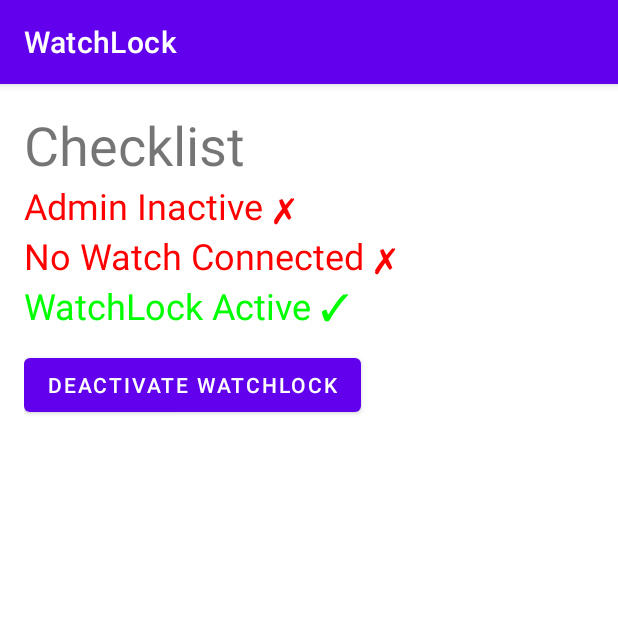
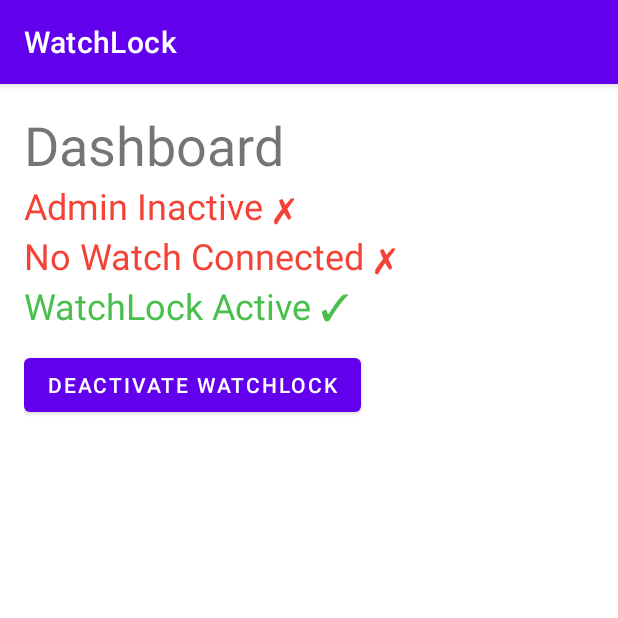
Before and after one commit to emilkrebs/WatchLock, an Android app: the screen it shows after launch (MainActivity), after a tap on "ACTIVATE WATCHLOCK", on a phone screen of 412 x 824 dp, the top half of it. Run offline under Robolectric (Android 15) with nearby library versions, the phone set to English and light mode, and no system bars; 1 statement that could not run was skipped.

Commit message:
bugfixes and renames

```diff
--- a/mobile/build.gradle
+++ b/mobile/build.gradle
@@ -9,7 +9,7 @@ android {
 
     defaultConfig {
         applicationId "com.emilkrebs.watchlock"
-        minSdk 28
+        minSdk 30
         targetSdk 33
         versionCode 1
         versionName "1.0"
--- a/mobile/src/main/AndroidManifest.xml
+++ b/mobile/src/main/AndroidManifest.xml
@@ -2,6 +2,7 @@
 <manifest xmlns:android="http://schemas.android.com/apk/res/android"
     xmlns:tools="http://schemas.android.com/tools">
 
+    <uses-permission android:name="android.permission.USE_BIOMETRIC" />
     <application
         android:allowBackup="true"
         android:dataExtractionRules="@xml/data_extraction_rules"
--- a/mobile/src/main/java/com/emilkrebs/watchlock/MainActivity.kt
+++ b/mobile/src/main/java/com/emilkrebs/watchlock/MainActivity.kt
@@ -23,27 +23,29 @@ class MainActivity : AppCompatActivity() {
     override fun onCreate(savedInstanceState: Bundle?) {
         super.onCreate(savedInstanceState)
         setContentView(R.layout.activity_main)
+        devicePolicyManager = getSystemService(Context.DEVICE_POLICY_SERVICE) as DevicePolicyManager
+        adminComponent = ComponentName(this, AdminReceiver::class.java)
+
         val adminText = findViewById<TextView>(R.id.admin_text)
         val watchText = findViewById<TextView>(R.id.watch_text)
-        val watchLockText = findViewById<TextView>(R.id.watchlock_text)
         val activateButton = findViewById<TextView>(R.id.activate_button)
-        val isActive = getSharedPreferences(getString(R.string.preferences_file_key), MODE_PRIVATE).getBoolean("isActive", false)
+        val isAdminActive = devicePolicyManager.isAdminActive(adminComponent)
 
+        var isActive = getSharedPreferences(getString(R.string.preferences_file_key), MODE_PRIVATE).getBoolean("isActive", false)
 
         activateButton.setOnClickListener {
             val editor = getSharedPreferences(getString(R.string.preferences_file_key), MODE_PRIVATE).edit()
-            editor.putBoolean("isActive", !isActive).apply()
-            recreate()
+            isActive = !isActive
+            editor.putBoolean("isActive", isActive).apply()
+            setIsWatchLockActive(isActive)
         }
 
-
-        devicePolicyManager = getSystemService(Context.DEVICE_POLICY_SERVICE) as DevicePolicyManager
-        adminComponent = ComponentName(this, AdminReceiver::class.java)
-        if (!devicePolicyManager.isAdminActive(adminComponent)) {
-            val intent = Intent(DevicePolicyManager.ACTION_ADD_DEVICE_ADMIN)
-            intent.putExtra(DevicePolicyManager.EXTRA_DEVICE_ADMIN, adminComponent)
-            intent.putExtra(DevicePolicyManager.EXTRA_ADD_EXPLANATION, "WatchLock needs admin rights to lock the screen and to run in the background.")
-            resultLauncher.launch(intent)
+        if (!isAdminActive) {
+            adminText.text = getString(R.string.admin_inactive)
+            adminText.setTextColor(getColor(R.color.danger))
+            adminText.setOnClickListener {
+                showRequestAdminDialog()
+            }
         } else {
             adminText.text = getString(R.string.admin_active)
             adminText.setTextColor(getColor(R.color.success))
@@ -61,6 +63,19 @@ class MainActivity : AppCompatActivity() {
             }
         }
 
+        setIsWatchLockActive(isActive)
+
+    }
+
+
+    override fun onDestroy() {
+        super.onDestroy()
+        mainScope.cancel() // Cancel the CoroutineScope to avoid leaks
+    }
+
+    private fun setIsWatchLockActive(isActive: Boolean) {
+        val watchLockText = findViewById<TextView>(R.id.watchlock_text)
+        val activateButton = findViewById<TextView>(R.id.activate_button)
 
         if (isActive) {
             watchLockText.text = getString(R.string.watchlock_active)
@@ -76,13 +91,13 @@ class MainActivity : AppCompatActivity() {
             activateButton.text = getString(R.string.activate_watchlock)
             activateButton.setBackgroundColor(getColor(R.color.purple_200))
         }
-
     }
 
-
-    override fun onDestroy() {
-        super.onDestroy()
-        mainScope.cancel() // Cancel the CoroutineScope to avoid leaks
+    private fun showRequestAdminDialog() {
+        val intent = Intent(DevicePolicyManager.ACTION_ADD_DEVICE_ADMIN)
+        intent.putExtra(DevicePolicyManager.EXTRA_DEVICE_ADMIN, adminComponent)
+        intent.putExtra(DevicePolicyManager.EXTRA_ADD_EXPLANATION, "WatchLock needs admin rights to lock the screen and to run in the background.")
+        resultLauncher.launch(intent)
     }
 
     private var resultLauncher =
--- a/mobile/src/main/res/layout/activity_main.xml
+++ b/mobile/src/main/res/layout/activity_main.xml
@@ -55,6 +55,21 @@
            android:text="@string/watchlock_inactive"
            />
 
+       <LinearLayout
+           android:layout_width="match_parent"
+           android:layout_height="wrap_content"
+           android:orientation="horizontal"
+           android:alignmentMode="alignBounds"
+           android:rowCount="1"
+           >
+
+<!--           <com.google.android.material.button.MaterialButton-->
+<!--               android:id="@+id/ping_text"-->
+<!--               android:layout_width="wrap_content"-->
+<!--               android:layout_height="wrap_content"-->
+<!--               android:text="@string/ping"-->
+<!--               />-->
+
            <com.google.android.material.button.MaterialButton
                android:id="@+id/activate_button"
                android:layout_width="wrap_content"
@@ -62,6 +77,8 @@
                android:layout_marginTop="12dp"
                android:text="@string/activate_watchlock"
                />
+       </LinearLayout>
+
 
    </LinearLayout>
 </androidx.constraintlayout.widget.ConstraintLayout>
--- a/mobile/src/main/res/values/colors.xml
+++ b/mobile/src/main/res/values/colors.xml
@@ -8,6 +8,7 @@
     <color name="black">#FF000000</color>
     <color name="white">#FFFFFFFF</color>
 
-    <color name="danger">#FFFF0000</color>
-    <color name="success">#FF00FF00</color>
+    <color name="danger">#F44336</color>
+    <color name="success">#49BF4D</color>
+    <color name="info">#FFC107</color>
 </resources>
--- a/mobile/src/main/res/values/strings.xml
+++ b/mobile/src/main/res/values/strings.xml
@@ -2,7 +2,7 @@
     <string name="app_name">WatchLock</string>
     <string name="preferences_file_key">com.example.android.watchlock_preferences</string>
 
-    <string name="checklist_title">Checklist</string>
+    <string name="checklist_title">Dashboard</string>
 
     <string name="admin_active">Admin Active ✓</string>
     <string name="admin_inactive">Admin Inactive ✗</string>
@@ -15,4 +15,9 @@
 
     <string name="activate_watchlock">Activate WatchLock</string>
     <string name="deactivate_watchlock">Deactivate WatchLock</string>
+
+    <string name="ping">Ping</string>
+    <string name="pinging">Pinging</string>
+    <string name="ping_successful">Ping successful ✓</string>
+    <string name="ping_unsuccessful">Ping unsuccessful ✗</string>
 </resources>
```
Also changed, not shown: wear/src/main/java/com/emilkrebs/watchlock/presentation/MainActivity.kt (+7 -3 lines). Lines whose indentation alone changed are shown as unchanged.
